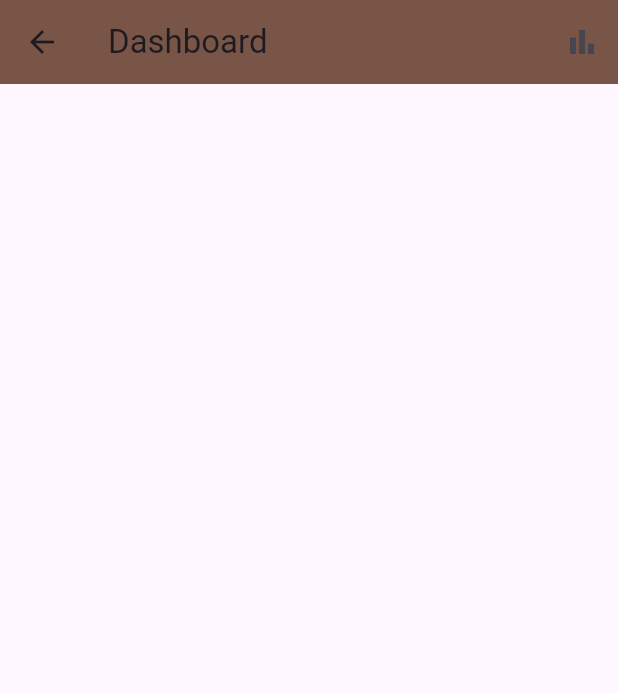
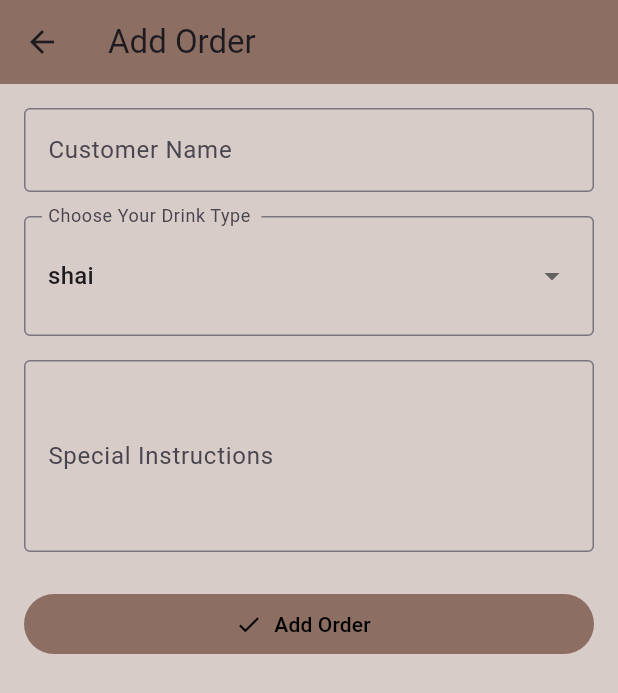
Before and after one commit to wohamedosama/smart-ahwa-manager, a Flutter app: the AddOrderScreen screen opened by its route, on a phone screen of 412 x 824 dp. Shown: the top 693 px of the screen. Run offline on Flutter 3.47's test engine with Material 3 defaults, Android fonts, the light colour scheme and no system bars.

Commit message:
handle dashboard logic

```diff
--- a/lib/features/dashboard/logic/order_services.dart
+++ b/lib/features/dashboard/logic/order_services.dart
@@ -3,11 +3,15 @@ import 'package:smart_ahwa_manager/features/dashboard/model/orders_model.dart';
 abstract class OrderServices {
   void addOrder(OrdersModel orderModel);
   List<OrdersModel> getAllPendingOrders();
-  void isCompletes(String customerId);
+  void isCompleted(String customerId);
   List<OrdersModel> gatAllOrders();
 }
 
 class Orders implements OrderServices {
+  static final Orders _instance = Orders._internal();
+  factory Orders() => _instance;
+  Orders._internal();
+
   final List<OrdersModel> orders = [];
   int nextOrderId = 1;
   @override
@@ -38,7 +42,7 @@ class Orders implements OrderServices {
   }
 
   @override
-  void isCompletes(String orderId) {
+  void isCompleted(String orderId) {
     final orderIndex = orders.indexWhere((order) => order.id == orderId);
     if (orderIndex != -1) {
       orders[orderIndex].completeOrder();
--- a/lib/features/dashboard/model/drinks_type.dart
+++ b/lib/features/dashboard/model/drinks_type.dart
@@ -1,23 +1,10 @@
-abstract class DrinkType {
-  String get drinkName;
+enum DrinkType {
+  tea('shai'),
+  mintTea('mint shai'),
+  turkish('Turkish coffee'),
+  hibiscus('hibiscus tea');
+
+  const DrinkType(this.drinkName);
+
+  final String drinkName;
 }
-
-class Tea extends DrinkType {
-  @override
-  String get drinkName => 'shai';
-}
-
-class MintTea extends DrinkType {
-  @override
-  String get drinkName => 'mint shai';
-}
-
-class Turkish extends DrinkType {
-  @override
-  String get drinkName => 'Turkish coffee';
-}
-
-class Hibiscus extends DrinkType {
-  @override
-  String get drinkName => ' hibiscus tea';
-}
--- a/lib/features/dashboard/views/screens/add_order_screen.dart
+++ b/lib/features/dashboard/views/screens/add_order_screen.dart
@@ -1,25 +1,101 @@
 import 'package:flutter/material.dart';
-import 'package:smart_ahwa_manager/core/helper/extension.dart';
-import 'package:smart_ahwa_manager/core/routes/routes.dart';
+import 'package:smart_ahwa_manager/features/dashboard/logic/order_services.dart';
+import 'package:smart_ahwa_manager/features/dashboard/model/drinks_type.dart';
+import 'package:smart_ahwa_manager/features/dashboard/model/orders_model.dart';
+import 'package:smart_ahwa_manager/features/dashboard/views/widgets/custom_form_field.dart';
+import 'package:smart_ahwa_manager/features/dashboard/views/widgets/drink_drop_menu.dart';
 
-class AddOrderScreen extends StatelessWidget {
+class AddOrderScreen extends StatefulWidget {
   const AddOrderScreen({super.key});
+
+  @override
+  State<AddOrderScreen> createState() => _AddOrderScreenState();
+}
+
+class _AddOrderScreenState extends State<AddOrderScreen> {
+  final _formKey = GlobalKey<FormState>();
+  final TextEditingController nameController = TextEditingController();
+  final TextEditingController instructionsController = TextEditingController();
+  DrinkType _selectedDrink = DrinkType.tea;
+
+  @override
+  void dispose() {
+    nameController.dispose();
+    instructionsController.dispose();
+    super.dispose();
+  }
+
+  void _submit() {
+    if (!_formKey.currentState!.validate()) return;
+    final order = OrdersModel(
+      id: DateTime.now().millisecondsSinceEpoch.toString(),
+      name: nameController.text.trim(),
+      drinkType: _selectedDrink,
+      speicalInsturcation: instructionsController.text.trim(),
+    );
+    Orders().addOrder(order);
+    Navigator.of(context).pop();
+  }
 
   @override
   Widget build(BuildContext context) {
     return Scaffold(
+      backgroundColor: Colors.brown.shade100,
       appBar: AppBar(
-        backgroundColor: Colors.brown,
-        title: Text('Dashboard'),
-        actions: [
-          IconButton(
-            icon: const Icon(Icons.bar_chart),
-            tooltip: 'Report',
-            onPressed: () => context.pushNamed(Routes.report),
+        backgroundColor: Colors.brown.shade400,
+
+        title: Text('Add Order'),
+      ),
+      body: Padding(
+        padding: const EdgeInsets.all(16),
+        child: Form(
+          key: _formKey,
+          child: ListView(
+            children: [
+              CustomTextFormField(
+                controller: nameController,
+                label: 'Customer Name',
+                validator: (value) {
+                  if (value == null || value.trim().isEmpty) {
+                    return 'Please enter a name';
+                  }
+                  return null;
+                },
+              ),
+              const SizedBox(height: 16),
+              DrinkDropMenu(
+                value: _selectedDrink,
+                onChanged: (DrinkType? value) {
+                  setState(() {
+                    _selectedDrink = value ?? DrinkType.tea;
+                  });
+                },
+              ),
+              const SizedBox(height: 16),
+              CustomTextFormField(
+                controller: instructionsController,
+                label: 'Special Instructions',
+
+                maxLines: 4,
+              ),
+              const SizedBox(height: 24),
+              FilledButton.icon(
+                style: ButtonStyle(
+                  backgroundColor: WidgetStatePropertyAll(
+                    Colors.brown.shade400,
+                  ),
+                ),
+                onPressed: _submit,
+                icon: const Icon(Icons.check, color: Colors.black),
+                label: const Text(
+                  'Add Order',
+                  style: TextStyle(color: Colors.black),
+                ),
+              ),
+            ],
           ),
-        ],
+        ),
       ),
-      body: Column(children: []),
     );
   }
 }
--- /dev/null
+++ b/lib/features/dashboard/views/widgets/custom_form_field.dart
@@ -0,0 +1,30 @@
+import 'package:flutter/material.dart';
+
+class CustomTextFormField extends StatelessWidget {
+  final TextEditingController controller;
+  final String label;
+  final int maxLines;
+  final String? Function(String?)? validator;
+
+  const CustomTextFormField({
+    super.key,
+    required this.controller,
+    required this.label,
+    this.maxLines = 1,
+    this.validator,
+  });
+
+  @override
+  Widget build(BuildContext context) {
+    return TextFormField(
+      controller: controller,
+      decoration: InputDecoration(
+        labelText: label,
+
+        border: const OutlineInputBorder(),
+      ),
+      maxLines: maxLines,
+      validator: validator,
+    );
+  }
+}
--- /dev/null
+++ b/lib/features/dashboard/views/widgets/drink_drop_menu.dart
@@ -0,0 +1,36 @@
+import 'package:flutter/material.dart';
+import 'package:smart_ahwa_manager/features/dashboard/model/drinks_type.dart';
+
+class DrinkDropMenu extends StatelessWidget {
+  const DrinkDropMenu({
+    super.key,
+    required this.value,
+    required this.onChanged,
+  });
+  final DrinkType value;
+  final ValueChanged<DrinkType?> onChanged;
+
+  @override
+  Widget build(BuildContext context) {
+    return InputDecorator(
+      decoration: InputDecoration(
+        label: Text('Choose Your Drink Type '),
+        border: OutlineInputBorder(),
+      ),
+      child: DropdownButtonHideUnderline(
+        child: DropdownButton<DrinkType>(
+          value: value,
+          items: DrinkType.values
+              .map(
+                (drink) => DropdownMenuItem<DrinkType>(
+                  value: drink,
+                  child: Text(drink.drinkName),
+                ),
+              )
+              .toList(),
+          onChanged: onChanged,
+        ),
+      ),
+    );
+  }
+}
--- /dev/null
+++ b/lib/features/dashboard/views/widgets/order_list_item.dart
@@ -0,0 +1,31 @@
+import 'package:flutter/material.dart';
+import 'package:smart_ahwa_manager/features/dashboard/model/orders_model.dart';
+
+class OrderListItem extends StatelessWidget {
+  final OrdersModel order;
+  final VoidCallback onMarkServed;
+
+  const OrderListItem({
+    super.key,
+    required this.order,
+    required this.onMarkServed,
+  });
+
+  @override
+  Widget build(BuildContext context) {
+    return ListTile(
+      leading: CircleAvatar(
+        child: Text(order.name.isNotEmpty ? order.name[0].toUpperCase() : '?'),
+      ),
+      title: Text('${order.name} • ${order.drinkType.drinkName}'),
+      subtitle: order.speicalInsturcation.isEmpty
+          ? null
+          : Text(order.speicalInsturcation),
+      trailing: IconButton(
+        icon: const Icon(Icons.check_circle, color: Colors.green),
+        tooltip: 'Mark served',
+        onPressed: onMarkServed,
+      ),
+    );
+  }
+}
--- a/pubspec.yaml
+++ b/pubspec.yaml
@@ -2,7 +2,7 @@ name: smart_ahwa_manager
 description: "A new Flutter project."
 # The following line prevents the package from being accidentally published to
 # pub.dev using `flutter pub publish`. This is preferred for private packages.
-publish_to: 'none' # Remove this line if you wish to publish to pub.dev
+publish_to: "none" # Remove this line if you wish to publish to pub.dev
 
 # The following defines the version and build number for your application.
 # A version number is three numbers separated by dots, like 1.2.43
@@ -52,7 +52,6 @@ dev_dependencies:
 
 # The following section is specific to Flutter packages.
 flutter:
-
   # The following line ensures that the Material Icons font is
   # included with your application, so that you can use the icons in
   # the material Icons class.
```
Also changed, not shown: lib/features/dashboard/views/screens/dashboard_screen.dart (+46 -8 lines), lib/features/report/views/screens/report_screen.dart (+6 -1 lines).
